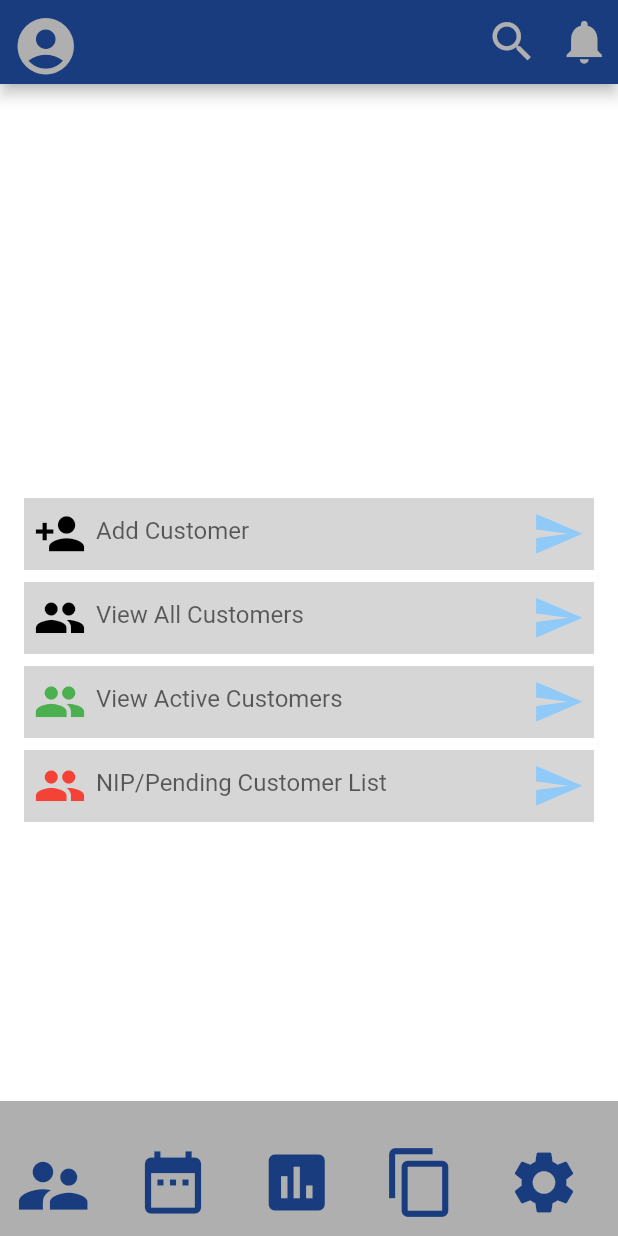
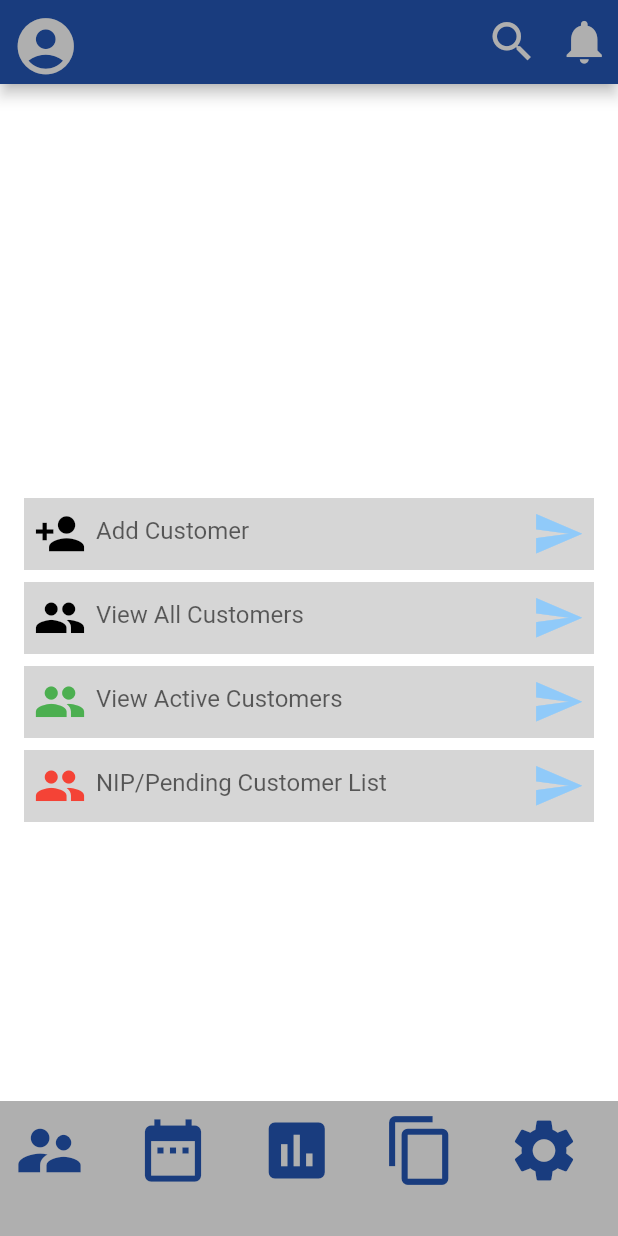
Before and after one commit to muthu-tm/insta-mfin, a Flutter app: the CustomerScreen screen opened directly, on a phone screen of 412 x 824 dp. Run offline on Flutter 3.47's test engine with Material 2 defaults, Android fonts, the phone set to English and light mode, and no system bars; our stand-ins replace cloud_firestore, email_validator, firebase_auth; accounts and stored records are empty; generated files the repository leaves out were written again.

Commit message:
bottom bar icon position changed

```diff
--- a/lib/AppMain/bottomBar.dart
+++ b/lib/AppMain/bottomBar.dart
@@ -9,8 +9,9 @@ import 'package:instamfin/screens/common/colors.dart';
         color: CustomColors.mfinGrey,
           child: Row(
             mainAxisAlignment: MainAxisAlignment.center,
+            crossAxisAlignment: CrossAxisAlignment.start,
             children: <Widget>[
-                customIconButton(Icons.supervisor_account,55.0, CustomColors.mfinBlue),Spacer(),
+                customIconButton(Icons.supervisor_account,50.0, CustomColors.mfinBlue),Spacer(),
                 customIconButton(Icons.date_range,50.0, CustomColors.mfinBlue),Spacer(),
                 customIconButton(Icons.assessment,50.0, CustomColors.mfinBlue),Spacer(),
                 customIconButton(Icons.content_copy,50.0, CustomColors.mfinBlue),Spacer(),
```
